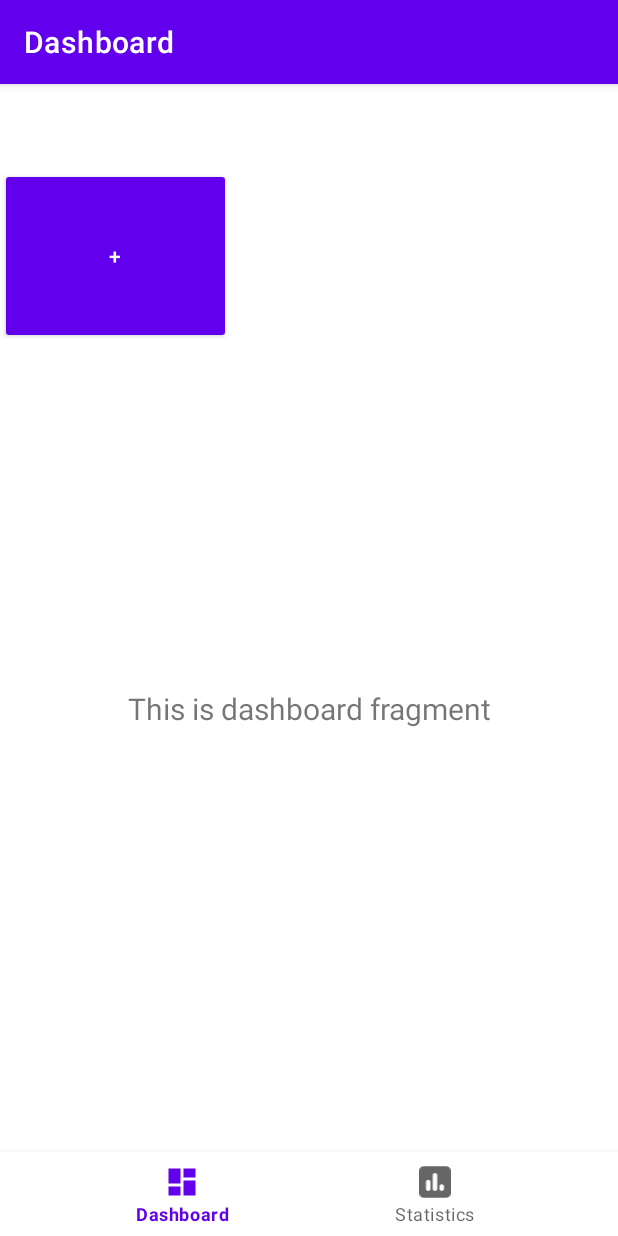
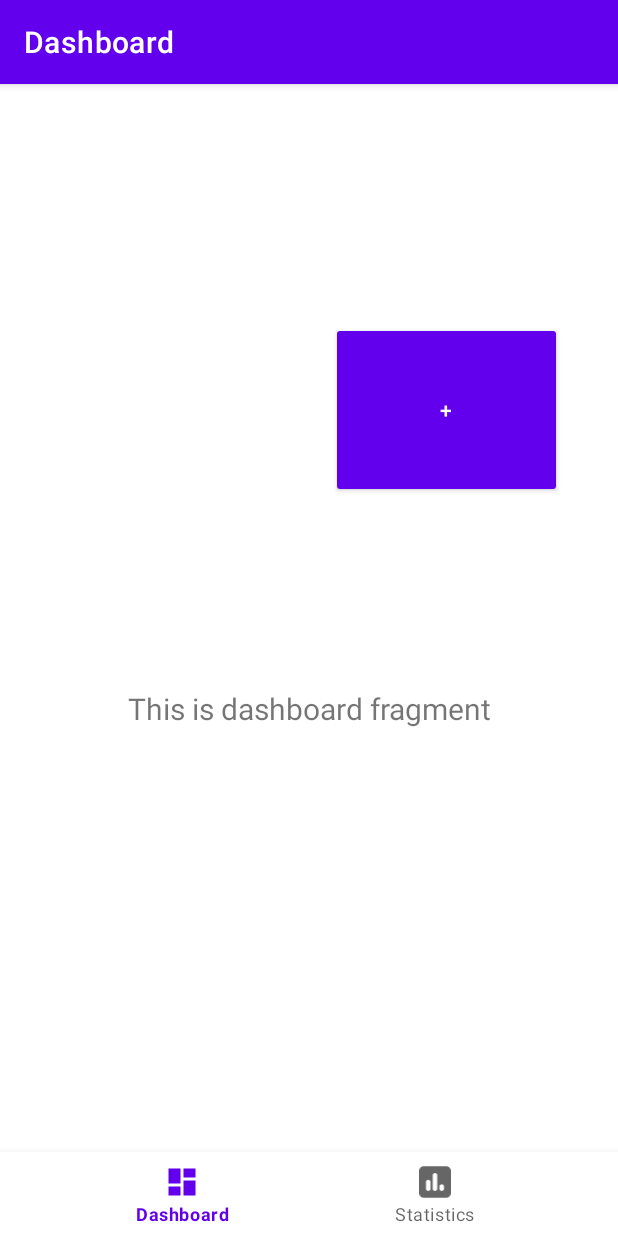
Before and after one commit to Innoviox/tracker, an Android app: the DashboardFragment screen opened through its navigation route, on a phone screen of 412 x 824 dp. Run offline under Robolectric (Android 15) with nearby library versions, the phone set to English and light mode, and no system bars; our stand-ins replace navigation-ui.

Commit message:
add method

```diff
--- a/tracker/app/src/main/java/com/example/tracker/ui/dashboard/DashboardFragment.java
+++ b/tracker/app/src/main/java/com/example/tracker/ui/dashboard/DashboardFragment.java
@@ -34,4 +34,8 @@ public class DashboardFragment extends Fragment {
         super.onDestroyView();
         binding = null;
     }
+
+    public void log(View view) {
+
+    }
 }
--- a/tracker/app/src/main/res/layout/fragment_dashboard.xml
+++ b/tracker/app/src/main/res/layout/fragment_dashboard.xml
@@ -25,7 +25,14 @@
         style="@style/Widget.AppCompat.Button"
         android:layout_width="154dp"
         android:layout_height="117dp"
+        android:layout_marginStart="220dp"
+        android:layout_marginTop="107dp"
+        android:layout_marginEnd="37dp"
+        android:layout_marginBottom="132dp"
+        android:onClick="log"
         android:text="@string/plus_button_text"
-        tools:layout_editor_absoluteX="220dp"
-        tools:layout_editor_absoluteY="107dp" />
+        app:layout_constraintBottom_toTopOf="@+id/text_dashboard"
+        app:layout_constraintEnd_toEndOf="parent"
+        app:layout_constraintStart_toStartOf="parent"
+        app:layout_constraintTop_toTopOf="parent" />
 </androidx.constraintlayout.widget.ConstraintLayout>
```
